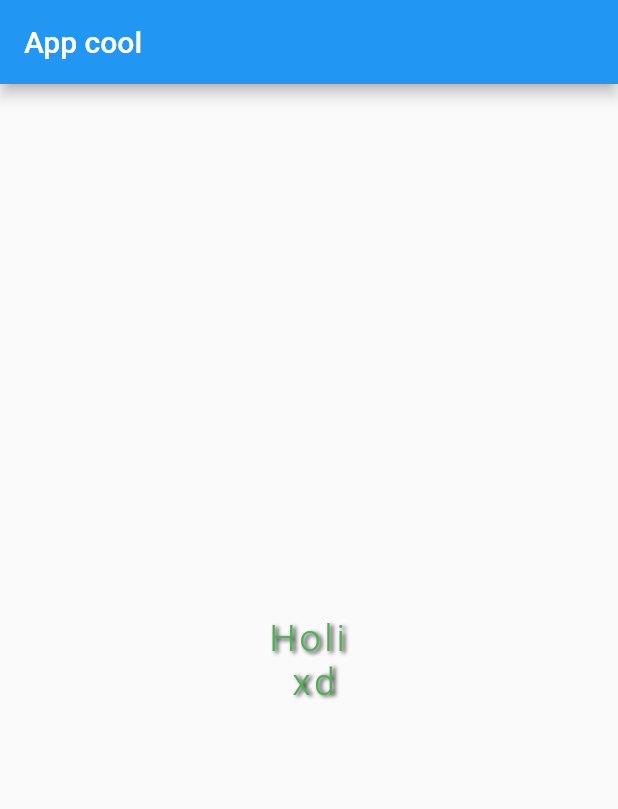
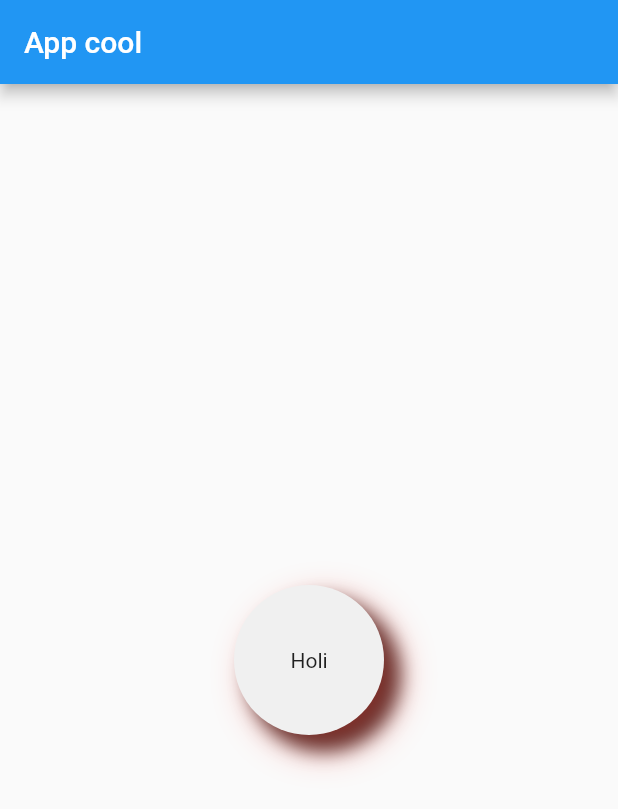
Before and after one commit to danirp23/flutter, a Flutter app: the screen it shows after launch, on a phone screen of 412 x 824 dp. Shown: the top 809 px of the screen. Run offline on Flutter 3.47's test engine with Material 2 defaults, Android fonts, the phone set to English and light mode, and no system bars.

Commit message:
clase 26 widget Container

```diff
--- a/my_flutter_app_2/lib/page/home_page.dart
+++ b/my_flutter_app_2/lib/page/home_page.dart
@@ -1,5 +1,6 @@
 import 'package:flutter/cupertino.dart';
 import 'package:flutter/material.dart';
+import '../widgets/circle_container.dart';
 
 class HomePage extends StatelessWidget {
   @override
@@ -9,17 +10,7 @@ class HomePage extends StatelessWidget {
         title: Text("App cool"),
       ),
       body: Center(
-        child: Text("Holi\n xd",
-            textAlign: TextAlign.center,
-            style: TextStyle(
-                color: Colors.green,
-                fontSize: 25,
-                fontWeight: FontWeight.w300,
-                letterSpacing: 2.5,
-                shadows: [
-                  Shadow(
-                      color: Colors.black, blurRadius: 3, offset: Offset(2, 1))
-                ])),
+        child: CircleContainer(child: Text("Holi"), width: 100, height: 100),
       ),
     );
   }
--- /dev/null
+++ b/my_flutter_app_2/lib/widgets/circle_container.dart
@@ -0,0 +1,34 @@
+import 'package:flutter/cupertino.dart';
+import 'package:flutter/material.dart';
+
+class CircleContainer extends StatelessWidget {
+  final Widget child;
+  final double width, height;
+
+  CircleContainer(
+      {@required this.child, @required this.height, @required this.width})
+      : assert(child != null),
+        assert(width != null && width >= 100),
+        assert(height != null && height >= 100);
+
+  @override
+  Widget build(BuildContext context) {
+    return Container(
+      width: 100,
+      height: 100,
+      alignment: Alignment.center,
+      child: this.child,
+      decoration: BoxDecoration(
+          color: Color(0xfff0f0f0),
+          shape: BoxShape.circle,
+          boxShadow: [
+            BoxShadow(
+                color: Colors.black87, blurRadius: 10, offset: Offset(10, 10)),
+            BoxShadow(
+                color: Colors.red.withOpacity(0.5),
+                blurRadius: 20,
+                offset: Offset(10, 10))
+          ]),
+    );
+  }
+}
```
